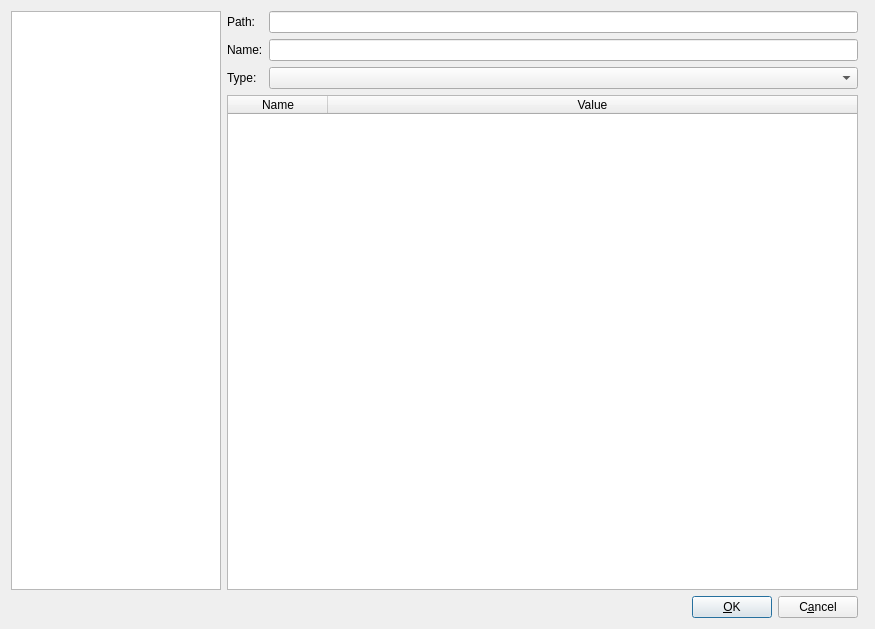
This is MinerConsole-Worker/src/SettingsDlg.ui in Neomer/MinerConsole as Qt 5 draws it before an edit. The edited form follows.
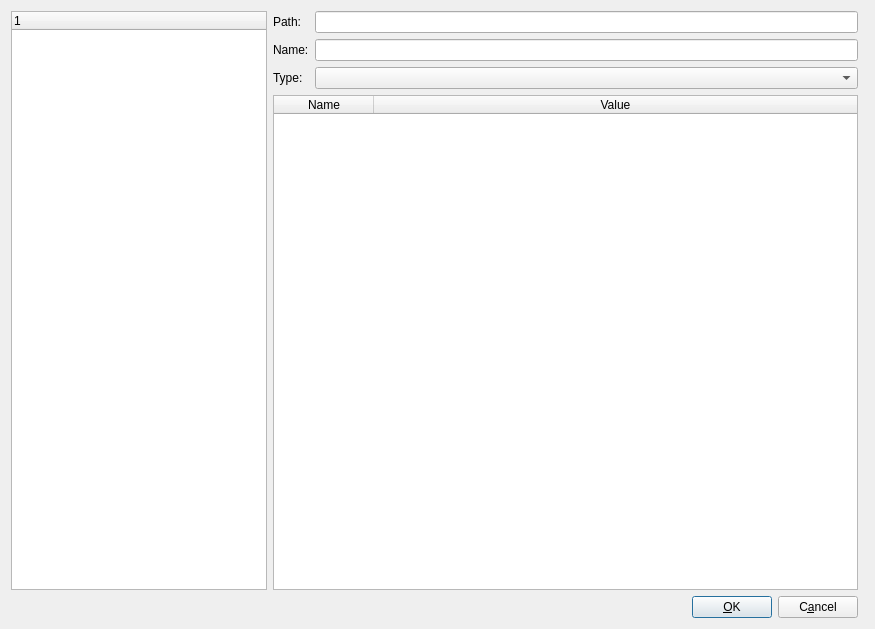
This is the edited form.

Commit message: Coins settings

Patch:
```diff
--- a/MinerConsole-Worker/src/SettingsDlg.ui
+++ b/MinerConsole-Worker/src/SettingsDlg.ui
@@ -20,12 +20,17 @@
       <number>6</number>
      </property>
      <item>
-      <layout class="QHBoxLayout" name="horizontalLayout_2" stretch="1,3">
+      <layout class="QHBoxLayout" name="horizontalLayout_2" stretch="0,3">
        <item>
-        <widget class="QListWidget" name="listWidget">
+        <widget class="QTreeWidget" name="treeWidget">
          <property name="selectionMode">
           <enum>QAbstractItemView::NoSelection</enum>
          </property>
+         <column>
+          <property name="text">
+           <string notr="true">1</string>
+          </property>
+         </column>
         </widget>
        </item>
        <item>
```
The commit also changes 15 other files.
